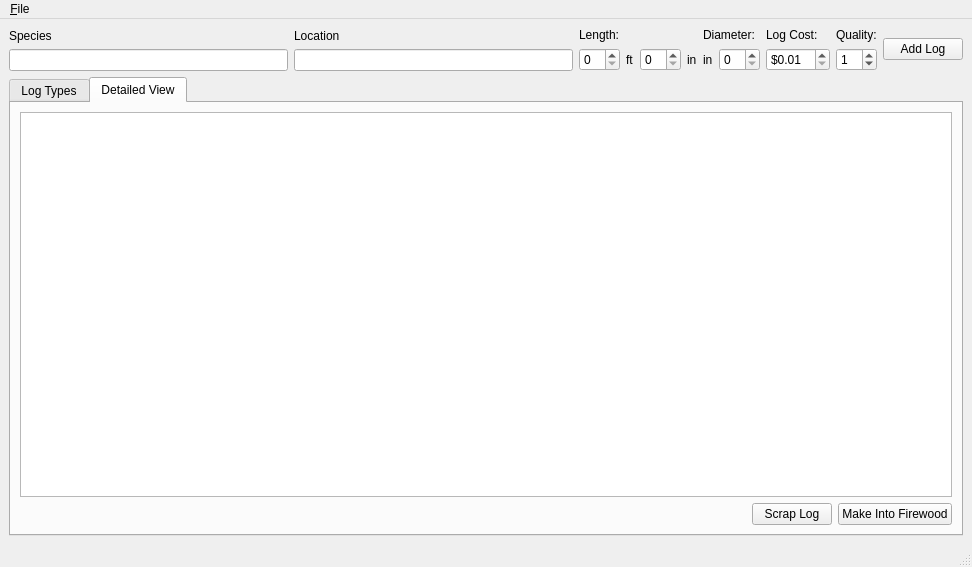
Qt form ui/mainwindow.ui (thelenlucas/Senior-Design) before a commit.
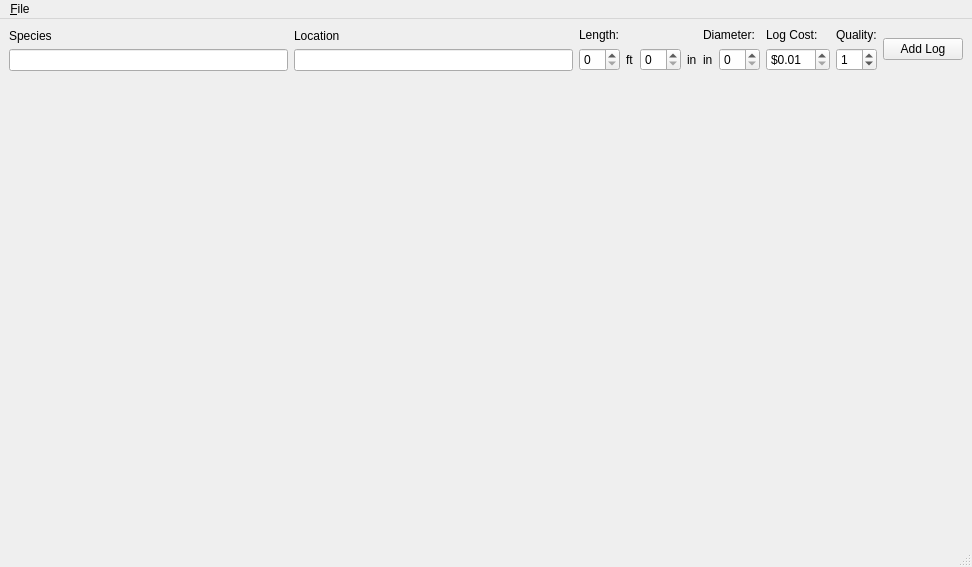
The same form after that commit.

Commit message: Modular inventory

```diff
--- a/ui/mainwindow.ui
+++ b/ui/mainwindow.ui
@@ -182,81 +182,8 @@
                     </layout>
                 </item>
                 <item>
-                    <widget class="QTabWidget" name="groupedLogsTab">
-                        <property name="currentIndex">
-                            <number>1</number>
-                        </property>
-                        <widget class="QWidget" name="groupedLogs">
-                            <attribute name="title">
-                                <string>Log Types</string>
-                            </attribute>
-                            <layout class="QVBoxLayout" name="verticalLayout_9">
-                                <item>
-                                    <widget class="QTableView" name="groupedLogsTableView">
-                                        <property name="autoFillBackground">
-                                            <bool>false</bool>
-                                        </property>
-                                        <property name="editTriggers">
-                                            <set>QAbstractItemView::NoEditTriggers</set>
-                                        </property>
-                                        <property name="selectionMode">
-                                            <enum>QAbstractItemView::SingleSelection</enum>
-                                        </property>
-                                        <property name="selectionBehavior">
-                                            <enum>QAbstractItemView::SelectRows</enum>
-                                        </property>
-                                    </widget>
-                                </item>
-                            </layout>
-                        </widget>
-                        <widget class="QWidget" name="individualLogs">
-                            <attribute name="title">
-                                <string>Detailed View</string>
-                            </attribute>
-                            <layout class="QVBoxLayout" name="verticalLayout_10">
-                                <item>
-                                    <widget class="QTableView" name="individualLogTableView">
-                                        <property name="selectionMode">
-                                            <enum>QAbstractItemView::SingleSelection</enum>
-                                        </property>
-                                        <property name="selectionBehavior">
-                                            <enum>QAbstractItemView::SelectRows</enum>
-                                        </property>
-                                    </widget>
-                                </item>
-                                <item>
-                                    <layout class="QHBoxLayout" name="logScrappingView">
-                                        <item>
-                                            <spacer name="horizontalSpacer">
-                                                <property name="orientation">
-                                                    <enum>Qt::Horizontal</enum>
-                                                </property>
-                                                <property name="sizeHint" stdset="0">
-                                                    <size>
-                                                        <width>40</width>
-                                                        <height>20</height>
-                                                    </size>
-                                                </property>
-                                            </spacer>
-                                        </item>
-                                        <item>
-                                            <widget class="QPushButton" name="scrapLogButton">
-                                                <property name="text">
-                                                    <string>Scrap Log</string>
-                                                </property>
-                                            </widget>
-                                        </item>
-                                        <item>
-                                            <widget class="QPushButton" name="makeFirewoodButton">
-                                                <property name="text">
-                                                    <string>Make Into Firewood</string>
-                                                </property>
-                                            </widget>
-                                        </item>
-                                    </layout>
-                                </item>
-                            </layout>
-                        </widget>
+     <widget class="QWidget" name="inventoryLayout" native="true">
+      <layout class="QVBoxLayout" name="verticalLayout_4"/>
                     </widget>
                 </item>
             </layout>
```
Left out of the diff: 22 changed lines with no effect on the pictures. Lines whose indentation alone changed are shown as unchanged. The commit also changes 7 other files.
